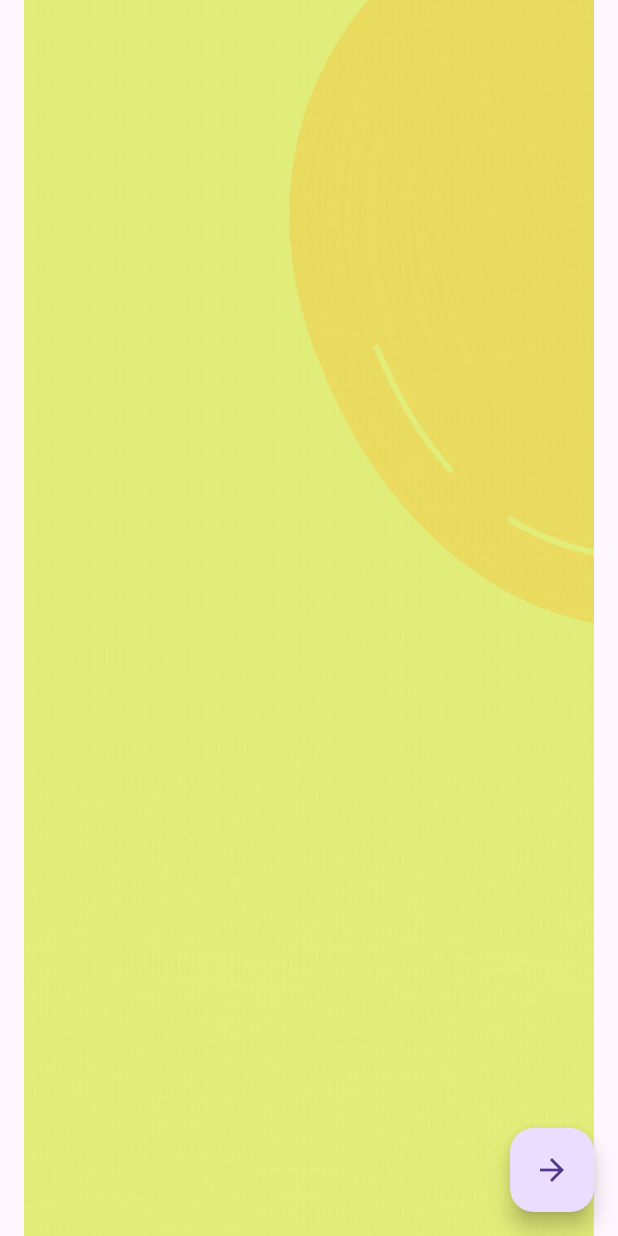
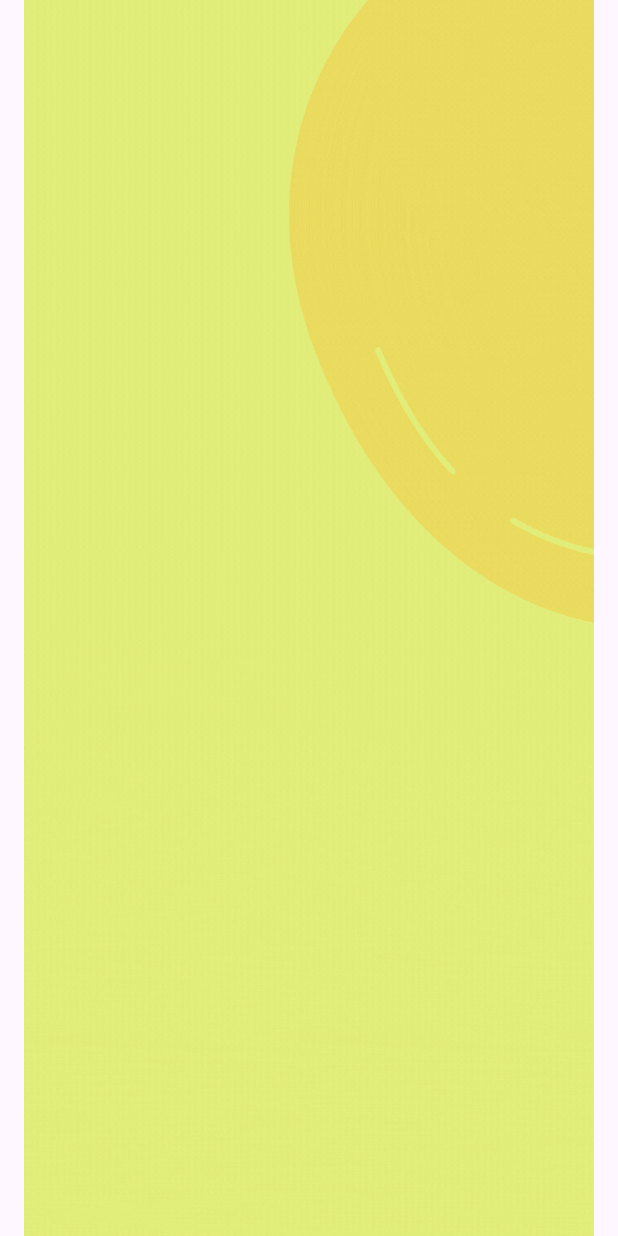
Before and after one commit to HasanZawahra/Sabeel-Frontend, a Flutter app: the first screen one second after launch, on a phone screen of 412 x 824 dp. Run offline on Flutter 3.47's test engine with Material 3 defaults, Android fonts, the phone set to English and light mode, and no system bars; our stand-ins replace firebase_auth, firebase_core, google_fonts, shared_preferences, speech_to_text; accounts and stored records are empty; generated files the repository leaves out were written again.

Commit message:
some navigation adjustments based on whether there is an active session or not

```diff
--- a/lib/constants/routes.dart
+++ b/lib/constants/routes.dart
@@ -1,4 +1,3 @@
-const splashRoute = '/splash';
 const idVerificationRoute = '/idVerification';
 const homeRoute = '/home';
 const mapDownloadRoute = '/map_download';
--- a/lib/main.dart
+++ b/lib/main.dart
@@ -14,9 +14,8 @@ class MyApp extends StatelessWidget {
   Widget build(BuildContext context) {
     return MaterialApp(
       debugShowCheckedModeBanner: false,
-      home: const SplashScreen(),
+      home: const Main(),
       routes: {
-        splashRoute : (context) => const SplashScreen(),
         idVerificationRoute : (context) => IdVerificationSecreen(),
         homeRoute: (context) => const HomeScreen(),
         mapDownloadRoute: (context) => const MapDownloadScreen(),
@@ -26,34 +25,33 @@ class MyApp extends StatelessWidget {
   }
 }
 
-class SplashScreen extends StatefulWidget {
-  const SplashScreen({super.key});
+class Main extends StatefulWidget {
+  const Main({super.key});
 
   @override
-  _SplashScreenState createState() => _SplashScreenState();
+  _MainState createState() => _MainState();
 }
 
-class _SplashScreenState extends State<SplashScreen> {
+class _MainState extends State<Main> {
+
+
   @override
   void initState() {
     super.initState();
+    // WidgetsBinding.instance.addPostFrameCallback((_) {
+      _navigateToIdVerificationAutomatically(context);
+    // });
   }
 
-  @override
   Widget build(BuildContext context) {
     return Scaffold(
       body: Center(
         child: Image.asset('assets/splashscreen-en.gif'),
-      ),
-      floatingActionButton: FloatingActionButton(
-        onPressed: (){
-          Navigator.pushNamed(context, idVerificationRoute);
-        },
-        child: const Icon(Icons.arrow_forward),
+
       ),
     );
   }
-}
+  }
 
 void main() async{
   WidgetsFlutterBinding.ensureInitialized();
@@ -62,3 +60,10 @@ void main() async{
 );
 runApp(const MyApp());
 }
+
+
+Future<void>_navigateToIdVerificationAutomatically(BuildContext context) async {
+   await Future.delayed(const Duration(seconds: 5), () {
+    Navigator.of(context).pushNamedAndRemoveUntil(idVerificationRoute, (route) => false);
+  });
+}
--- a/lib/views/home_screen.dart
+++ b/lib/views/home_screen.dart
@@ -58,16 +58,16 @@ class _HomeScreenState extends State<HomeScreen> {
   Widget build(BuildContext context) {
     return Scaffold(
       appBar: AppBar(
-        backgroundColor: Colors.white,
+        backgroundColor: Color(0xFFEEFEE9),
         elevation: 0,
         iconTheme: IconThemeData(color: Colors.black),
         leading: AuthService.firebase().currentUser == null
             ? IconButton(
                 icon: Icon(Icons.arrow_back),
                 onPressed: () {
-                  Navigator.of(context).pushNamed(mapDownloadRoute);
+                  Navigator.of(context).pushNamedAndRemoveUntil(mapDownloadRoute , (route) => false);
                 },
-                iconSize: 35,
+                // iconSize: 35,
               )
             : null,
         actions: [ if(AuthService.firebase().currentUser != null) PopupMenuButton<MenuAction>(onSelected: (value) async {
--- a/lib/views/map_download_screen.dart
+++ b/lib/views/map_download_screen.dart
@@ -65,9 +65,8 @@ class _MapDownloadScreenState extends State<MapDownloadScreen> {
             ? IconButton(
                 icon: Icon(Icons.arrow_back),
                 onPressed: () {
-                  Navigator.pop(context);
+                  Navigator.of(context).pushNamedAndRemoveUntil(idVerificationRoute , (route) => false);
                 },
-                iconSize: 35,
               )
             : null,
         actions: [
--- a/lib/views/map_downloading_progress_screen.dart
+++ b/lib/views/map_downloading_progress_screen.dart
@@ -23,7 +23,7 @@ void _startProgress() {
         });
         if (progress >= 1.0) {
           _isProgressActive = false;
-          Navigator.pushNamed(context, homeRoute);
+          Navigator.pushNamedAndRemoveUntil(context, homeRoute , (route) => false);
         } else {
           _startProgress();
         }
```
Also changed, not shown: lib/views/id_verification_secreen.dart (+1 -8 lines).
